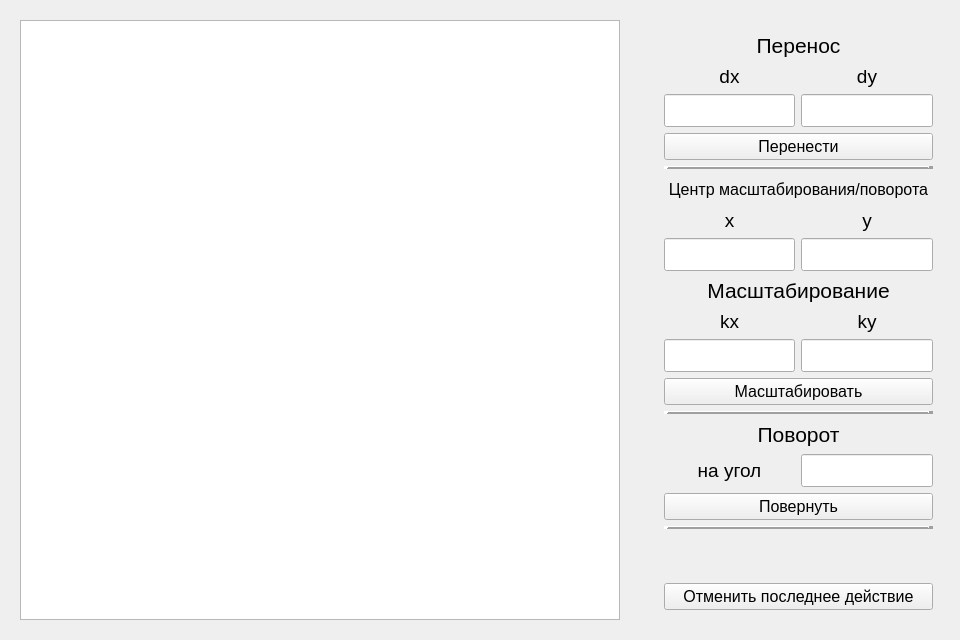
Qt form antsor/lab_02/window.ui (SGCube/IU7-Computer-Graphics) before a commit.
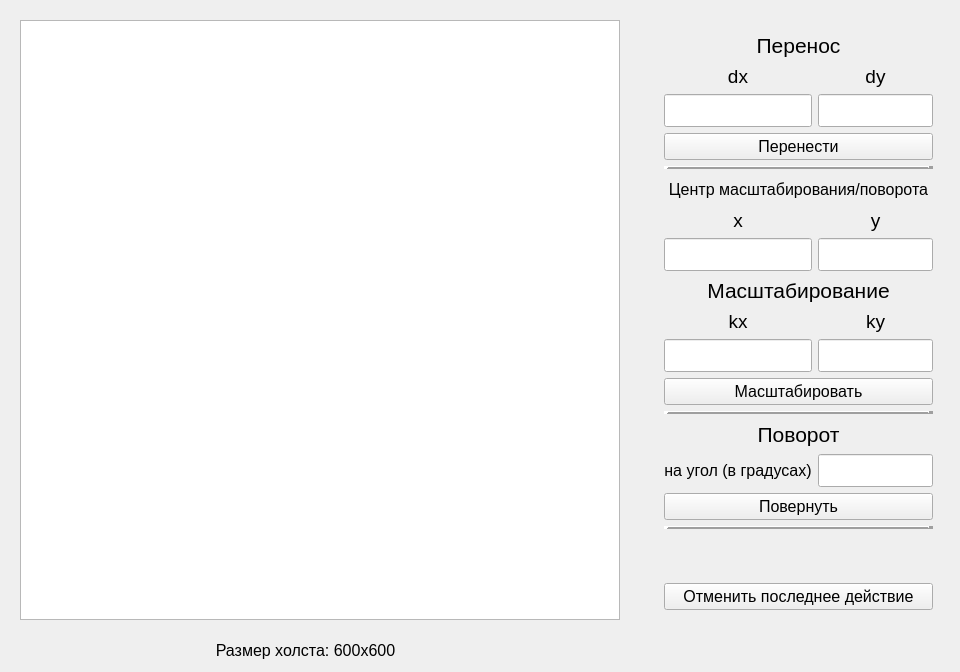
The same form after that commit.

Commit message: lab_02_a: interface improve

```diff
--- a/antsor/lab_02/window.ui
+++ b/antsor/lab_02/window.ui
@@ -7,7 +7,7 @@
     <x>0</x>
     <y>0</y>
     <width>960</width>
-    <height>640</height>
+    <height>672</height>
    </rect>
   </property>
   <property name="windowTitle">
@@ -346,11 +346,11 @@
       <widget class="QLabel" name="label_9">
        <property name="font">
         <font>
-         <pointsize>14</pointsize>
+         <pointsize>12</pointsize>
         </font>
        </property>
        <property name="text">
-        <string>на угол</string>
+        <string>на угол (в градусах)</string>
        </property>
        <property name="alignment">
         <set>Qt::AlignCenter</set>
@@ -403,6 +403,27 @@
      <enum>QGraphicsView::NoAnchor</enum>
     </property>
    </widget>
+   <widget class="QLabel" name="label_7">
+    <property name="geometry">
+     <rect>
+      <x>200</x>
+      <y>640</y>
+      <width>211</width>
+      <height>21</height>
+     </rect>
+    </property>
+    <property name="font">
+     <font>
+      <pointsize>12</pointsize>
+     </font>
+    </property>
+    <property name="text">
+     <string>Размер холста: 600x600</string>
+    </property>
+    <property name="alignment">
+     <set>Qt::AlignCenter</set>
+    </property>
+   </widget>
   </widget>
  </widget>
  <layoutdefault spacing="6" margin="11"/>
```
The commit also changes 1 other file.
